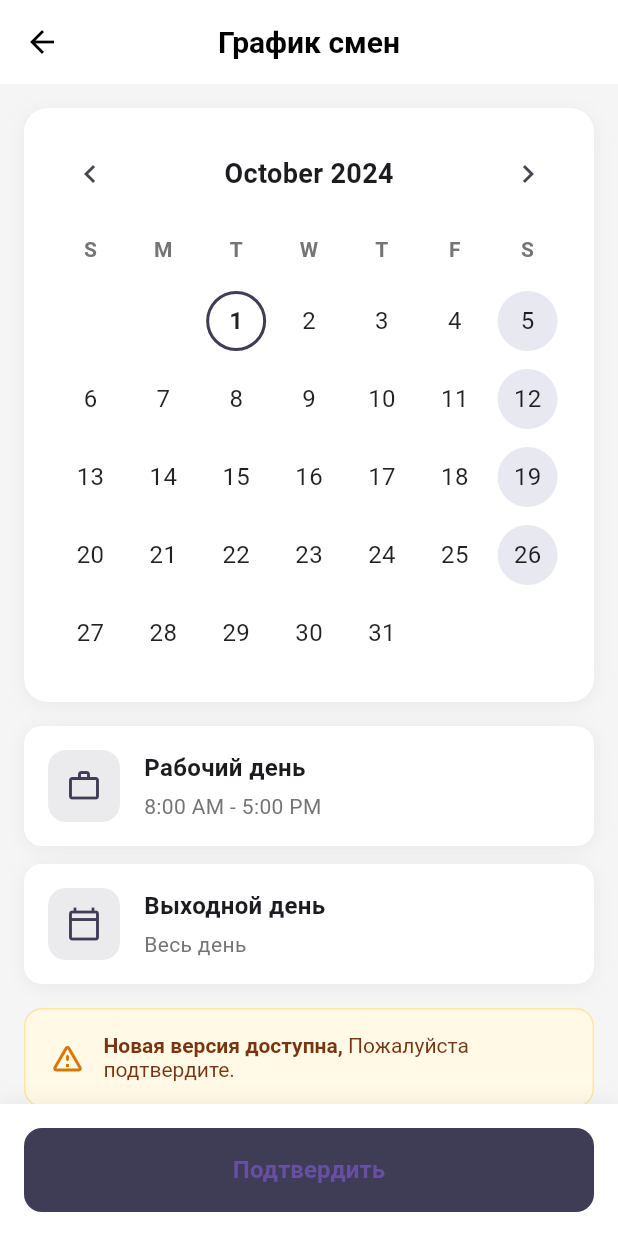
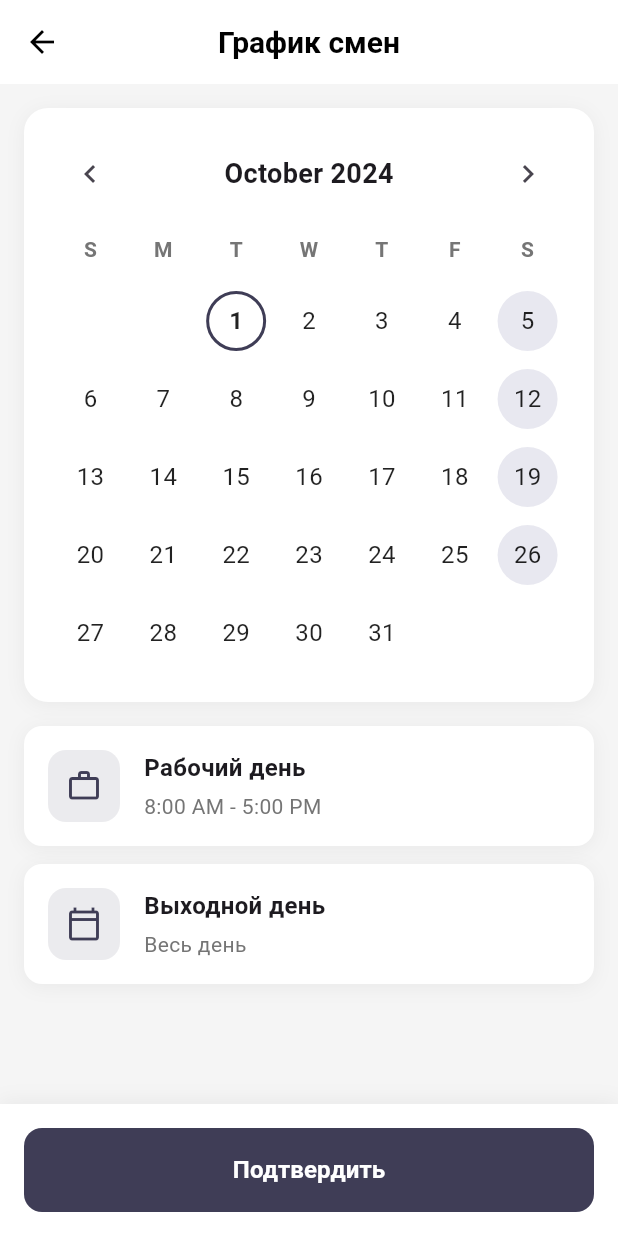
Before and after one commit to aleke88884/hrgo_mobile, a Flutter app: the ShiftScheduleScreen screen opened directly, on a phone screen of 412 x 824 dp. Run offline on Flutter 3.47's test engine with Material 3 defaults, Android fonts, the phone set to English and light mode, and no system bars; our stand-ins replace file_picker.

Commit message:
fixes on ui

```diff
--- a/lib/features/business_trip/business_trip_screen.dart
+++ b/lib/features/business_trip/business_trip_screen.dart
@@ -213,6 +213,7 @@ class _BusinessTripScreenState extends State<BusinessTripScreen> {
                       'Отправить',
                       style: TextStyle(
                         fontSize: 16,
+                        color: Colors.white,
                         fontWeight: FontWeight.w600,
                       ),
                     ),
--- a/lib/features/shift_schedule/shift_schedule_screen.dart
+++ b/lib/features/shift_schedule/shift_schedule_screen.dart
@@ -10,7 +10,7 @@ class ShiftScheduleScreen extends StatefulWidget {
 class _ShiftScheduleScreenState extends State<ShiftScheduleScreen> {
   DateTime selectedMonth = DateTime(2024, 10);
   DateTime? selectedDate = DateTime(2024, 10, 1);
-  bool showVersionWarning = true;
+  bool showVersionWarning = false;
 
   // Weekend dates (Saturdays) for highlighting
   final List<int> weekendDates = [5, 12, 19, 26];
@@ -117,10 +117,10 @@ class _ShiftScheduleScreenState extends State<ShiftScheduleScreen> {
 
                   const SizedBox(height: 16),
 
-                  // Warning Banner
-                  if (showVersionWarning) _buildWarningBanner(),
+                  // // Warning Banner
+                  // if (showVersionWarning) _buildWarningBanner(),
 
-                  const SizedBox(height: 100),
+                  // const SizedBox(height: 100),
                 ],
               ),
             ),
@@ -331,20 +331,20 @@ class _ShiftScheduleScreenState extends State<ShiftScheduleScreen> {
             size: 24,
           ),
           const SizedBox(width: 12),
-          Expanded(
-            child: RichText(
-              text: const TextSpan(
-                style: TextStyle(fontSize: 14, color: Color(0xFF78350F)),
-                children: [
-                  TextSpan(
-                    text: 'Новая версия доступна, ',
-                    style: TextStyle(fontWeight: FontWeight.bold),
-                  ),
-                  TextSpan(text: 'Пожалуйста подтвердите.'),
-                ],
-              ),
-            ),
-          ),
+          // Expanded(
+          //   child: RichText(
+          //     text: const TextSpan(
+          //       style: TextStyle(fontSize: 14, color: Color(0xFF78350F)),
+          //       children: [
+          //         TextSpan(
+          //           text: 'Новая версия доступна, ',
+          //           style: TextStyle(fontWeight: FontWeight.bold),
+          //         ),
+          //         TextSpan(text: 'Пожалуйста подтвердите.'),
+          //       ],
+          //     ),
+          //   ),
+          // ),
         ],
       ),
     );
@@ -383,7 +383,11 @@ class _ShiftScheduleScreenState extends State<ShiftScheduleScreen> {
             ),
             child: const Text(
               'Подтвердить',
-              style: TextStyle(fontSize: 16, fontWeight: FontWeight.w600),
+              style: TextStyle(
+                fontSize: 16,
+                color: Colors.white,
+                fontWeight: FontWeight.w600,
+              ),
             ),
           ),
         ),
--- a/lib/features/termination/termination_screen.dart
+++ b/lib/features/termination/termination_screen.dart
@@ -96,11 +96,12 @@ class _TerminationScreenState extends State<TerminationScreen> {
                   child: Row(
                     mainAxisAlignment: MainAxisAlignment.center,
                     children: const [
-                      Icon(Icons.fingerprint, size: 24),
+                      Icon(Icons.fingerprint, size: 24, color: Colors.white),
                       SizedBox(width: 8),
                       Text(
                         'Подписать через Face ID',
                         style: TextStyle(
+                          color: Colors.white,
                           fontSize: 16,
                           fontWeight: FontWeight.w600,
                         ),
@@ -147,7 +148,7 @@ class _TerminationScreenState extends State<TerminationScreen> {
           ),
         ),
       ),
-      bottomNavigationBar: _buildBottomNavigationBar(),
+      // bottomNavigationBar: _buildBottomNavigationBar(),
     );
   }
 
```
Also changed, not shown: lib/features/documents/documents_screen.dart (+15 -2 lines), lib/features/hr_document/hr_document_screen.dart (+7 -5 lines), 3 other files.
